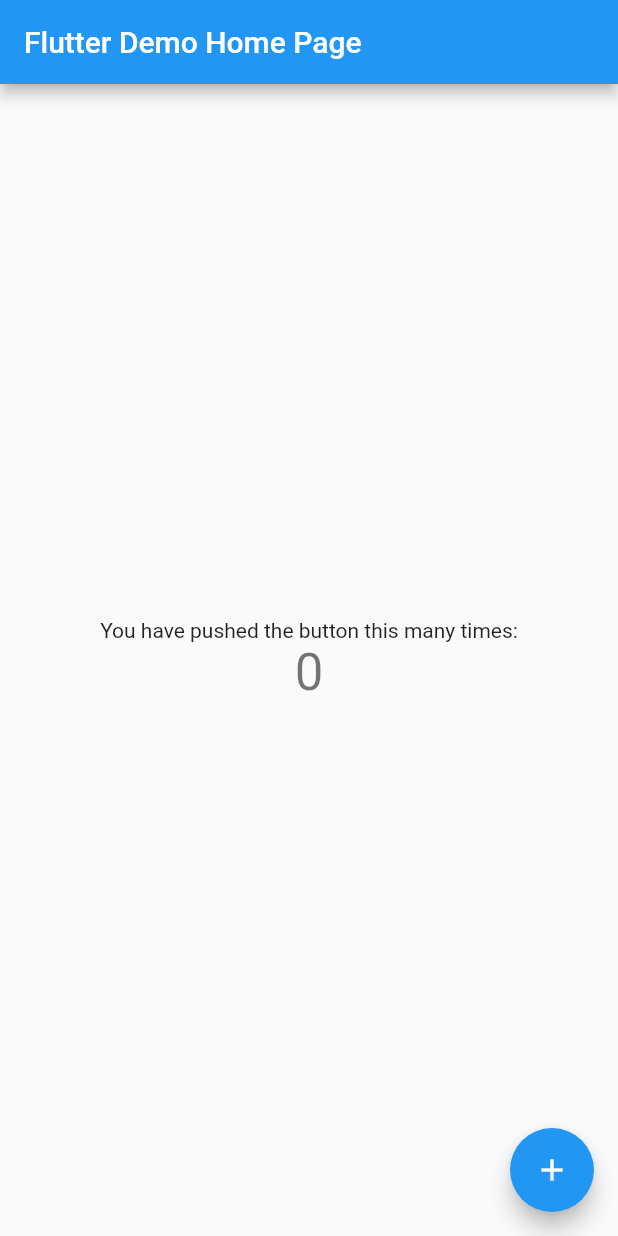
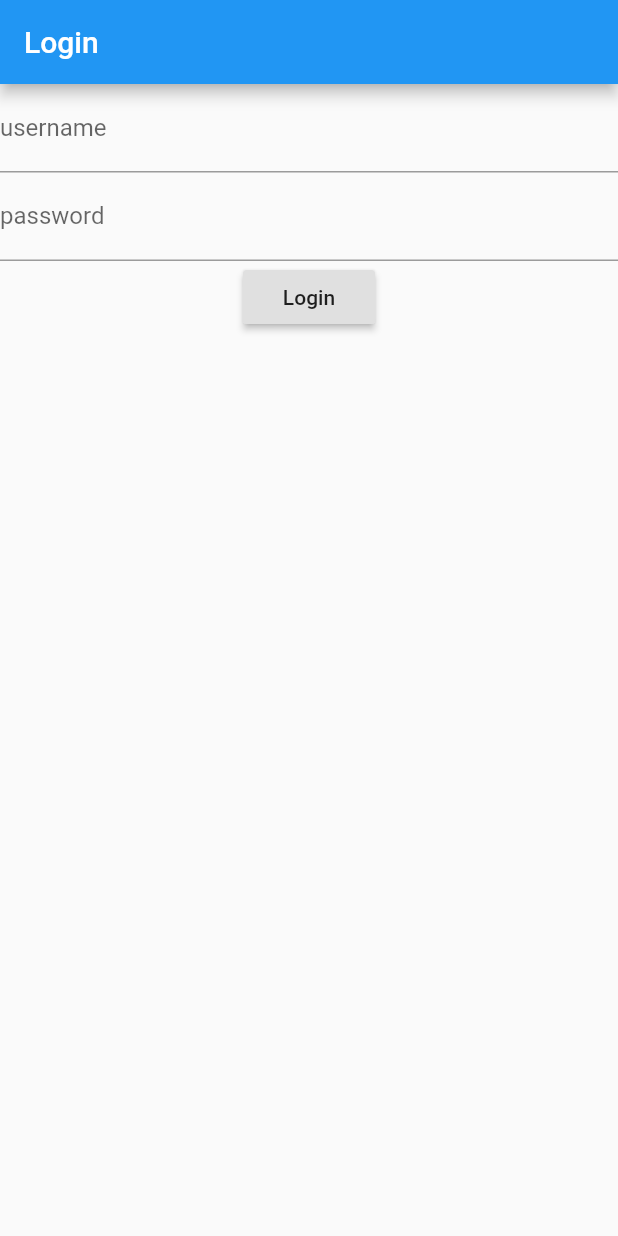
Before and after one commit to marcinkazmierski/quick-daily-app, a Flutter app: the screen it shows after launch, on a phone screen of 412 x 824 dp. Run offline on Flutter 3.47's test engine with Material 2 defaults, Android fonts, the light colour scheme and no system bars; our stand-ins replace bloc, equatable, flutter_bloc.

Commit message:
Auth with BloC - states and events - login page.

```diff
--- a/quick_daily/lib/blocs/authentication_bloc.dart
+++ b/quick_daily/lib/blocs/authentication_bloc.dart
@@ -17,6 +17,10 @@
 // if the authentication state was loading, the user might be seeing a progress indicator.
 // if the authentication state was authenticated, the user might see a home screen.
 // if the authentication state was unauthenticated, the user might see a login form.
+
+//yield definition:
+//By marking a function as async* we are able to use the yield keyword and return a Stream of data. In the above example, we are returning a Stream of integers up to the max integer parameter.
+//Every time we yield in an async* function we are pushing that piece of data through the Stream.
 
 /// STATES
 class AuthenticationUninitialized extends AuthenticationState {}
--- /dev/null
+++ b/quick_daily/lib/blocs/login_bloc.dart
@@ -0,0 +1,86 @@
+import 'dart:async';
+
+import 'package:equatable/equatable.dart';
+import 'package:bloc/bloc.dart';
+import 'package:quick_daily/repositories/api_repository.dart';
+import 'package:quick_daily/blocs/authentication_bloc.dart';
+
+///STATE
+abstract class LoginState extends Equatable {
+  const LoginState();
+
+  @override
+  List<Object> get props => [];
+}
+
+class LoginInitial extends LoginState {}
+
+class LoginLoading extends LoginState {}
+
+class LoginFailure extends LoginState {
+  final String error;
+
+  const LoginFailure({this.error});
+
+  @override
+  List<Object> get props => [error];
+
+  @override
+  String toString() => 'LoginFailure { error: $error }';
+}
+
+///EVENT
+abstract class LoginEvent extends Equatable {
+  const LoginEvent();
+}
+
+class LoginButtonPressed extends LoginEvent {
+  final String username;
+  final String password;
+
+  const LoginButtonPressed({
+    this.username,
+    this.password,
+  });
+
+  @override
+  List<Object> get props => [username, password];
+
+  @override
+  String toString() =>
+      'LoginButtonPressed { username: $username, password: $password }';
+}
+
+/// BLOC
+class LoginBloc extends Bloc<LoginEvent, LoginState> {
+  final ApiRepository apiRepository;
+  final AuthenticationBloc authenticationBloc;
+
+  LoginBloc({
+    this.apiRepository,
+    this.authenticationBloc,
+  })  : assert(apiRepository != null),
+        assert(authenticationBloc != null);
+
+  @override
+  LoginState get initialState => LoginInitial();
+
+  @override
+  Stream<LoginState> mapEventToState(LoginEvent event) async* {
+    if (event is LoginButtonPressed) {
+      yield LoginLoading();
+
+      try {
+        final token = await apiRepository.authenticate(
+          username: event.username,
+          password: event.password,
+        );
+
+        authenticationBloc.add(LoggedIn(token: token));
+        yield LoginInitial();
+      } catch (error) {
+        yield LoginFailure(error: error.toString());
+      }
+    }
+  }
+}
--- a/quick_daily/lib/main.dart
+++ b/quick_daily/lib/main.dart
@@ -1,111 +1,71 @@
 import 'package:flutter/material.dart';
+import 'package:bloc/bloc.dart';
+import 'package:flutter_bloc/flutter_bloc.dart';
+import 'package:quick_daily/ui/login_page.dart';
+import 'package:quick_daily/repositories/api_repository.dart';
+import 'package:quick_daily/blocs/authentication_bloc.dart';
+import 'package:quick_daily/ui/splash_page.dart';
+import 'package:quick_daily/ui/home_page.dart';
+import 'package:quick_daily/common/loading_indicator.dart';
 
-void main() => runApp(MyApp());
+class SimpleBlocDelegate extends BlocDelegate {
+  @override
+  void onEvent(Bloc bloc, Object event) {
+    super.onEvent(bloc, event);
+    print(event);
+  }
 
-class MyApp extends StatelessWidget {
-  // This widget is the root of your application.
+  @override
+  void onTransition(Bloc bloc, Transition transition) {
+    super.onTransition(bloc, transition);
+    print(transition);
+  }
+
+  @override
+  void onError(Bloc bloc, Object error, StackTrace stacktrace) {
+    super.onError(bloc, error, stacktrace);
+    print(error);
+  }
+}
+
+void main() {
+  BlocSupervisor.delegate = SimpleBlocDelegate();
+  final apiRepository = ApiRepository();
+  runApp(
+    BlocProvider<AuthenticationBloc>(
+      create: (context) {
+        AuthenticationBloc auth =
+            AuthenticationBloc(apiRepository: apiRepository);
+        auth.add(AppStarted());
+        return auth;
+      },
+      child: App(apiRepository: apiRepository),
+    ),
+  );
+}
+
+class App extends StatelessWidget {
+  final ApiRepository apiRepository;
+
+  App({Key key, this.apiRepository}) : super(key: key);
+
   @override
   Widget build(BuildContext context) {
     return MaterialApp(
-      title: 'Flutter Demo',
-      theme: ThemeData(
-        // This is the theme of your application.
-        //
-        // Try running your application with "flutter run". You'll see the
-        // application has a blue toolbar. Then, without quitting the app, try
-        // changing the primarySwatch below to Colors.green and then invoke
-        // "hot reload" (press "r" in the console where you ran "flutter run",
-        // or simply save your changes to "hot reload" in a Flutter IDE).
-        // Notice that the counter didn't reset back to zero; the application
-        // is not restarted.
-        primarySwatch: Colors.blue,
+      home: BlocBuilder<AuthenticationBloc, AuthenticationState>(
+        builder: (context, state) {
+          if (state is AuthenticationAuthenticated) {
+            return HomePage();
+          }
+          if (state is AuthenticationUnauthenticated) {
+            return LoginPage(apiRepository: apiRepository);
+          }
+          if (state is AuthenticationLoading) {
+            return LoadingIndicator();
+          }
+          return SplashPage();
+        },
       ),
-      home: MyHomePage(title: 'Flutter Demo Home Page'),
     );
   }
 }
-
-class MyHomePage extends StatefulWidget {
-  MyHomePage({Key key, this.title}) : super(key: key);
-
-  // This widget is the home page of your application. It is stateful, meaning
-  // that it has a State object (defined below) that contains fields that affect
-  // how it looks.
-
-  // This class is the configuration for the state. It holds the values (in this
-  // case the title) provided by the parent (in this case the App widget) and
-  // used by the build method of the State. Fields in a Widget subclass are
-  // always marked "final".
-
-  final String title;
-
-  @override
-  _MyHomePageState createState() => _MyHomePageState();
-}
-
-class _MyHomePageState extends State<MyHomePage> {
-  int _counter = 0;
-
-  void _incrementCounter() {
-    setState(() {
-      // This call to setState tells the Flutter framework that something has
-      // changed in this State, which causes it to rerun the build method below
-      // so that the display can reflect the updated values. If we changed
-      // _counter without calling setState(), then the build method would not be
-      // called again, and so nothing would appear to happen.
-      _counter++;
-    });
-  }
-
-  @override
-  Widget build(BuildContext context) {
-    // This method is rerun every time setState is called, for instance as done
-    // by the _incrementCounter method above.
-    //
-    // The Flutter framework has been optimized to make rerunning build methods
-    // fast, so that you can just rebuild anything that needs updating rather
-    // than having to individually change instances of widgets.
-    return Scaffold(
-      appBar: AppBar(
-        // Here we take the value from the MyHomePage object that was created by
-        // the App.build method, and use it to set our appbar title.
-        title: Text(widget.title),
-      ),
-      body: Center(
-        // Center is a layout widget. It takes a single child and positions it
-        // in the middle of the parent.
-        child: Column(
-          // Column is also a layout widget. It takes a list of children and
-          // arranges them vertically. By default, it sizes itself to fit its
-          // children horizontally, and tries to be as tall as its parent.
-          //
-          // Invoke "debug painting" (press "p" in the console, choose the
-          // "Toggle Debug Paint" action from the Flutter Inspector in Android
-          // Studio, or the "Toggle Debug Paint" command in Visual Studio Code)
-          // to see the wireframe for each widget.
-          //
-          // Column has various properties to control how it sizes itself and
-          // how it positions its children. Here we use mainAxisAlignment to
-          // center the children vertically; the main axis here is the vertical
-          // axis because Columns are vertical (the cross axis would be
-          // horizontal).
-          mainAxisAlignment: MainAxisAlignment.center,
-          children: <Widget>[
-            Text(
-              'You have pushed the button this many times:',
-            ),
-            Text(
-              '$_counter',
-              style: Theme.of(context).textTheme.headline4,
-            ),
-          ],
-        ),
-      ),
-      floatingActionButton: FloatingActionButton(
-        onPressed: _incrementCounter,
-        tooltip: 'Increment',
-        child: Icon(Icons.add),
-      ), // This trailing comma makes auto-formatting nicer for build methods.
-    );
-  }
-}
--- a/quick_daily/lib/repositories/api_repository.dart
+++ b/quick_daily/lib/repositories/api_repository.dart
@@ -2,7 +2,7 @@
 import 'package:http/http.dart' as http;
 
 class ApiRepository {
-  Future<String> authenticate(String username, String password) async {
+  Future<String> authenticate({String username, String password}) async {
     await Future.delayed(Duration(seconds: 1));
     return 'token';
   }
--- /dev/null
+++ b/quick_daily/lib/ui/login_page.dart
@@ -0,0 +1,97 @@
+import 'package:flutter/material.dart';
+
+import 'package:flutter_bloc/flutter_bloc.dart';
+
+import 'package:quick_daily/repositories/api_repository.dart';
+import 'package:quick_daily/blocs/authentication_bloc.dart';
+import 'package:quick_daily/blocs/login_bloc.dart';
+
+class LoginPage extends StatelessWidget {
+  final ApiRepository apiRepository;
+
+  LoginPage({Key key, this.apiRepository})
+      : assert(apiRepository != null),
+        super(key: key);
+
+  @override
+  Widget build(BuildContext context) {
+    return Scaffold(
+      appBar: AppBar(
+        title: Text('Login'),
+      ),
+      body: BlocProvider(
+        create: (context) {
+          return LoginBloc(
+            authenticationBloc: BlocProvider.of<AuthenticationBloc>(context),
+            apiRepository: apiRepository,
+          );
+        },
+        child: LoginForm(),
+      ),
+    );
+  }
+}
+
+class LoginForm extends StatefulWidget {
+  @override
+  State<LoginForm> createState() => _LoginFormState();
+}
+
+class _LoginFormState extends State<LoginForm> {
+  final _usernameController = TextEditingController();
+  final _passwordController = TextEditingController();
+
+  @override
+  Widget build(BuildContext context) {
+    _onLoginButtonPressed() {
+      BlocProvider.of<LoginBloc>(context).add(
+        LoginButtonPressed(
+          username: _usernameController.text,
+          password: _passwordController.text,
+        ),
+      );
+    }
+
+    return BlocListener<LoginBloc, LoginState>(
+      listener: (context, state) {
+        if (state is LoginFailure) {
+          Scaffold.of(context).showSnackBar(
+            SnackBar(
+              content: Text('${state.error}'),
+              backgroundColor: Colors.red,
+            ),
+          );
+        }
+      },
+      child: BlocBuilder<LoginBloc, LoginState>(
+        builder: (context, state) {
+          return Form(
+            child: Column(
+              children: [
+                TextFormField(
+                  decoration: InputDecoration(labelText: 'username'),
+                  controller: _usernameController,
+                ),
+                TextFormField(
+                  decoration: InputDecoration(labelText: 'password'),
+                  controller: _passwordController,
+                  obscureText: true,
+                ),
+                RaisedButton(
+                  onPressed:
+                      state is! LoginLoading ? _onLoginButtonPressed : null,
+                  child: Text('Login'),
+                ),
+                Container(
+                  child: state is LoginLoading
+                      ? CircularProgressIndicator()
+                      : null,
+                ),
+              ],
+            ),
+          );
+        },
+      ),
+    );
+  }
+}
```
Also changed, not shown: quick_daily/lib/common/loading_indicator.dart (added, +8 -0 lines), quick_daily/lib/ui/home_page.dart (added, +25 -0 lines), quick_daily/lib/ui/splash_page.dart (added, +12 -0 lines), quick_daily/pubspec.lock, 2 other files.
